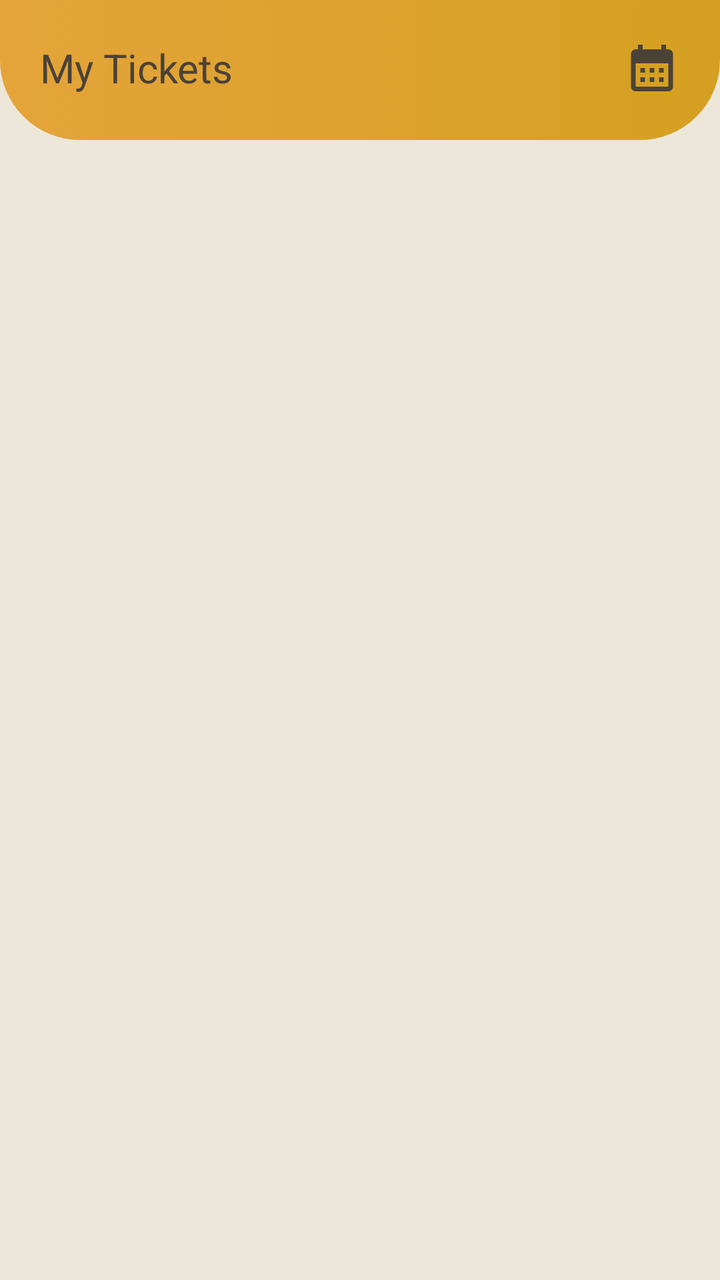
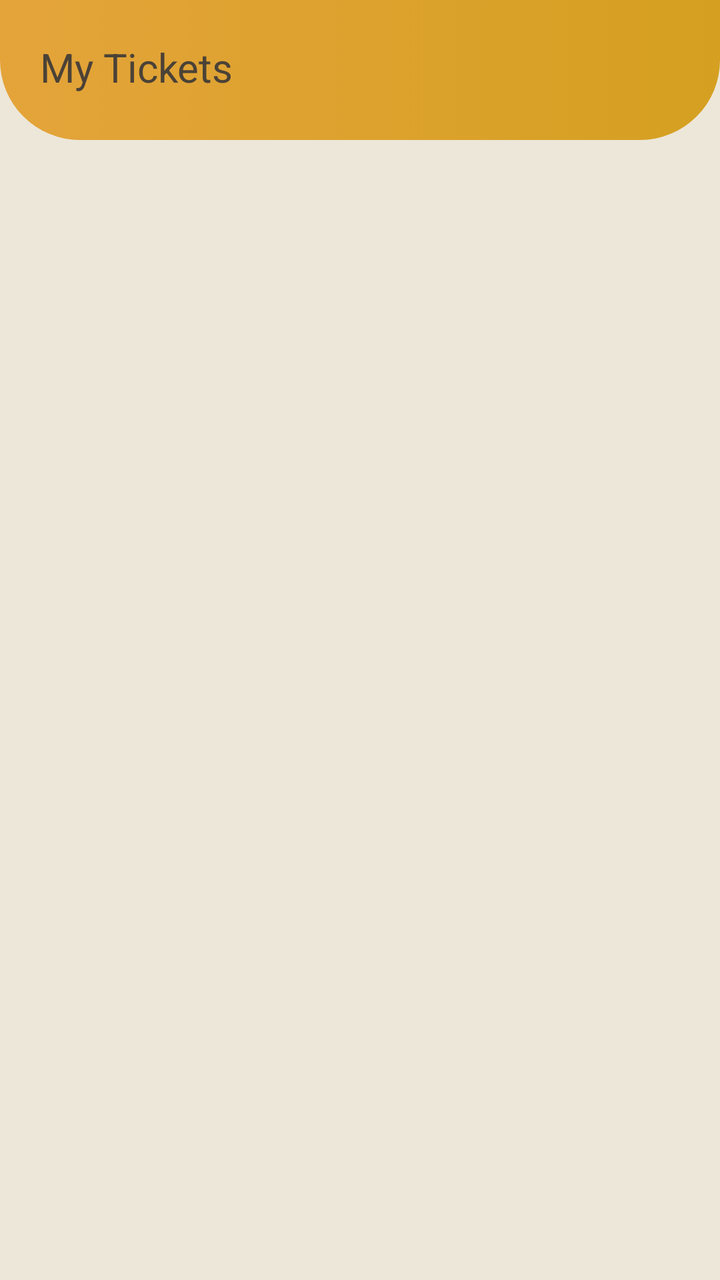

Compare the two renders of this Android layout. The source of the first and the diff that turns it into the second are given below.
<!-- AndroidManifest.xml: application theme Theme.BusScanner -->
<!-- res/layout/fragment_tickets.xml -->
<?xml version="1.0" encoding="utf-8"?>
<FrameLayout xmlns:android="http://schemas.android.com/apk/res/android"
    xmlns:tools="http://schemas.android.com/tools"
    android:layout_width="match_parent"
    android:layout_height="match_parent"
    android:background="@color/alabaster"
    tools:context=".Tickets">

        <LinearLayout
            android:layout_width="match_parent"
            android:layout_height="match_parent"
            android:orientation="vertical">

            <RelativeLayout
                android:layout_width="wrap_content"
                android:layout_height="wrap_content">

                <ImageView
                    android:id="@+id/imageView2"
                    android:layout_width="match_parent"
                    android:layout_height="70dp"
                    android:contentDescription="Shaped Background"
                    android:src="@drawable/top_background" />

                <LinearLayout
                    android:layout_width="match_parent"
                    android:layout_height="wrap_content"
                    android:layout_marginHorizontal="20dp"
                    android:layout_marginVertical="20dp"
                    android:gravity="center_vertical"
                    android:orientation="horizontal">

                    <TextView
                        android:layout_width="wrap_content"
                        android:layout_height="wrap_content"
                        android:text="My Tickets"
                        android:textColor="@color/taupe"
                        android:textSize="20sp" />

                    <LinearLayout
                        android:layout_width="match_parent"
                        android:layout_height="wrap_content"
                        android:gravity="end"
                        android:orientation="vertical">

                        <ImageButton
                            android:id="@+id/imageButton"
                            android:layout_width="wrap_content"
                            android:layout_height="wrap_content"
                            android:background="@null"
                            android:contentDescription="Date Select"
                            android:src="@drawable/baseline_calendar_month_24" />
                    </LinearLayout>

                </LinearLayout>

            </RelativeLayout>

            <ListView
                android:id="@+id/listView"
                android:layout_width="match_parent"
                android:layout_height="match_parent"/>

        </LinearLayout>
</FrameLayout>
<!-- resources referenced by this layout -->
<resources>
  <color name="alabaster">#EDE7D9</color>
  <color name="taupe">#4B4237</color>
  <!-- drawable baseline_calendar_month_24 (drawable) -->
  <vector android:height="28dp" android:tint="#4B4237"
      android:viewportHeight="24" android:viewportWidth="24"
      android:width="28dp" xmlns:android="http://schemas.android.com/apk/res/android">
      <path android:fillColor="@android:color/white" android:pathData="M19,4h-1V2h-2v2H8V2H6v2H5C3.89,4 3.01,4.9 3.01,6L3,20c0,1.1 0.89,2 2,2h14c1.1,0 2,-0.9 2,-2V6C21,4.9 20.1,4 19,4zM19,20H5V10h14V20zM9,14H7v-2h2V14zM13,14h-2v-2h2V14zM17,14h-2v-2h2V14zM9,18H7v-2h2V18zM13,18h-2v-2h2V18zM17,18h-2v-2h2V18z"/>
  </vector>
  <!-- drawable top_background (drawable) -->
  <?xml version="1.0" encoding="utf-8"?>
  <selector xmlns:android="http://schemas.android.com/apk/res/android">
  <item>
      <shape android:shape="rectangle">
          <corners android:bottomLeftRadius="40dp" android:bottomRightRadius="40dp"/>
          <gradient android:startColor="#E4A43A" android:endColor="#D5A021" android:angle="0"/>
      </shape>
  </item>
  
  </selector>
  <style name="Theme.BusScanner" parent="Theme.MaterialComponents.DayNight.NoActionBar">
          
          <item name="colorPrimary">@color/goldenrod</item>
          <item name="colorPrimaryVariant">@color/dim_gray</item>
          <item name="colorOnPrimary">@color/white</item>
          
          <item name="colorSecondary">@color/goldenrod</item>
          <item name="colorSecondaryVariant">@color/teal_700</item>
          <item name="colorOnSecondary">@color/black</item>
          
          <item name="android:statusBarColor">?attr/colorPrimaryVariant</item>
          
  
      </style>
  <color name="goldenrod">#D5A021</color>
  <color name="dim_gray">#736B60</color>
  <color name="white">#FFFFFFFF</color>
  <color name="teal_700">#FF018786</color>
  <color name="black">#FF000000</color>
</resources>

<!-- the commit's change to res/layout/fragment_tickets.xml (unified diff, before → after) -->
@@ -37,21 +37,6 @@
                         android:textColor="@color/taupe"
                         android:textSize="20sp" />
 
-                    <LinearLayout
-                        android:layout_width="match_parent"
-                        android:layout_height="wrap_content"
-                        android:gravity="end"
-                        android:orientation="vertical">
-
-                        <ImageButton
-                            android:id="@+id/imageButton"
-                            android:layout_width="wrap_content"
-                            android:layout_height="wrap_content"
-                            android:background="@null"
-                            android:contentDescription="Date Select"
-                            android:src="@drawable/baseline_calendar_month_24" />
-                    </LinearLayout>
-
                 </LinearLayout>
 
             </RelativeLayout>
<!-- resource entries referenced after the edit -->
@@ -2,12 +2,6 @@
 <resources>
   <color name="alabaster">#EDE7D9</color>
   <color name="taupe">#4B4237</color>
-  <!-- drawable baseline_calendar_month_24 (drawable) -->
-  <vector android:height="28dp" android:tint="#4B4237"
-      android:viewportHeight="24" android:viewportWidth="24"
-      android:width="28dp" xmlns:android="http://schemas.android.com/apk/res/android">
-      <path android:fillColor="@android:color/white" android:pathData="M19,4h-1V2h-2v2H8V2H6v2H5C3.89,4 3.01,4.9 3.01,6L3,20c0,1.1 0.89,2 2,2h14c1.1,0 2,-0.9 2,-2V6C21,4.9 20.1,4 19,4zM19,20H5V10h14V20zM9,14H7v-2h2V14zM13,14h-2v-2h2V14zM17,14h-2v-2h2V14zM9,18H7v-2h2V18zM13,18h-2v-2h2V18zM17,18h-2v-2h2V18z"/>
-  </vector>
   <!-- drawable top_background (drawable) -->
   <?xml version="1.0" encoding="utf-8"?>
   <selector xmlns:android="http://schemas.android.com/apk/res/android">
